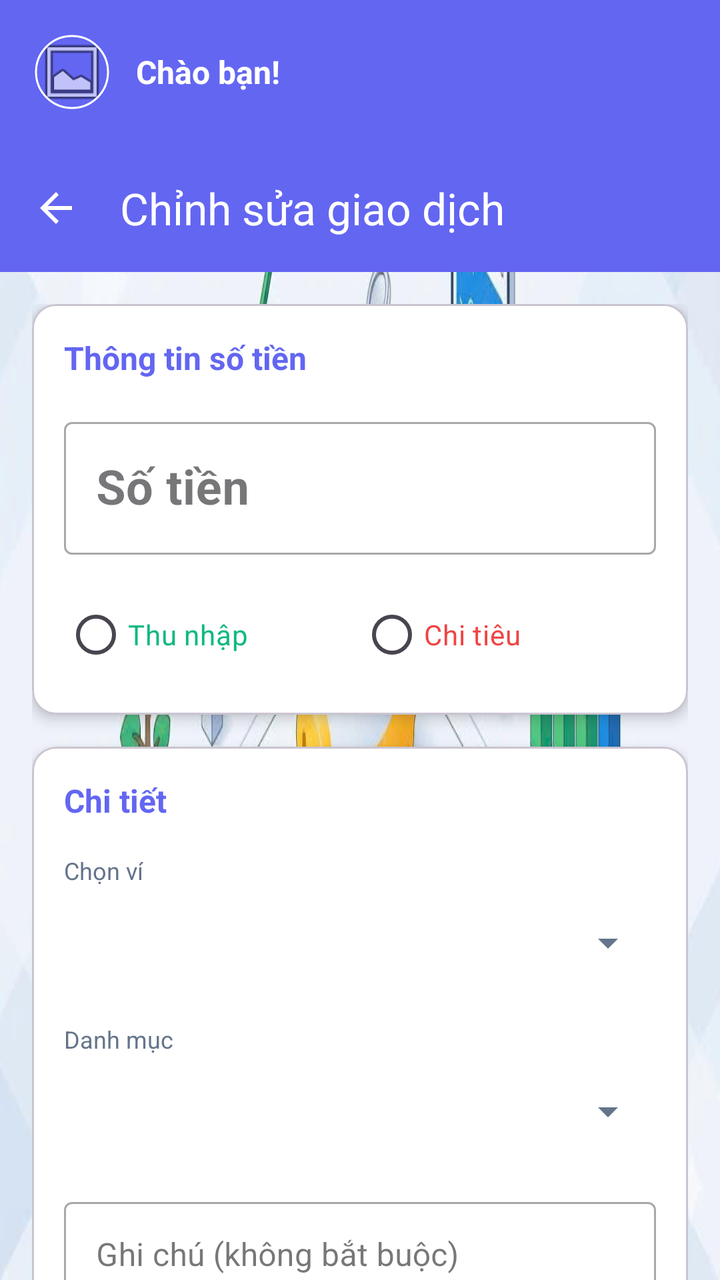
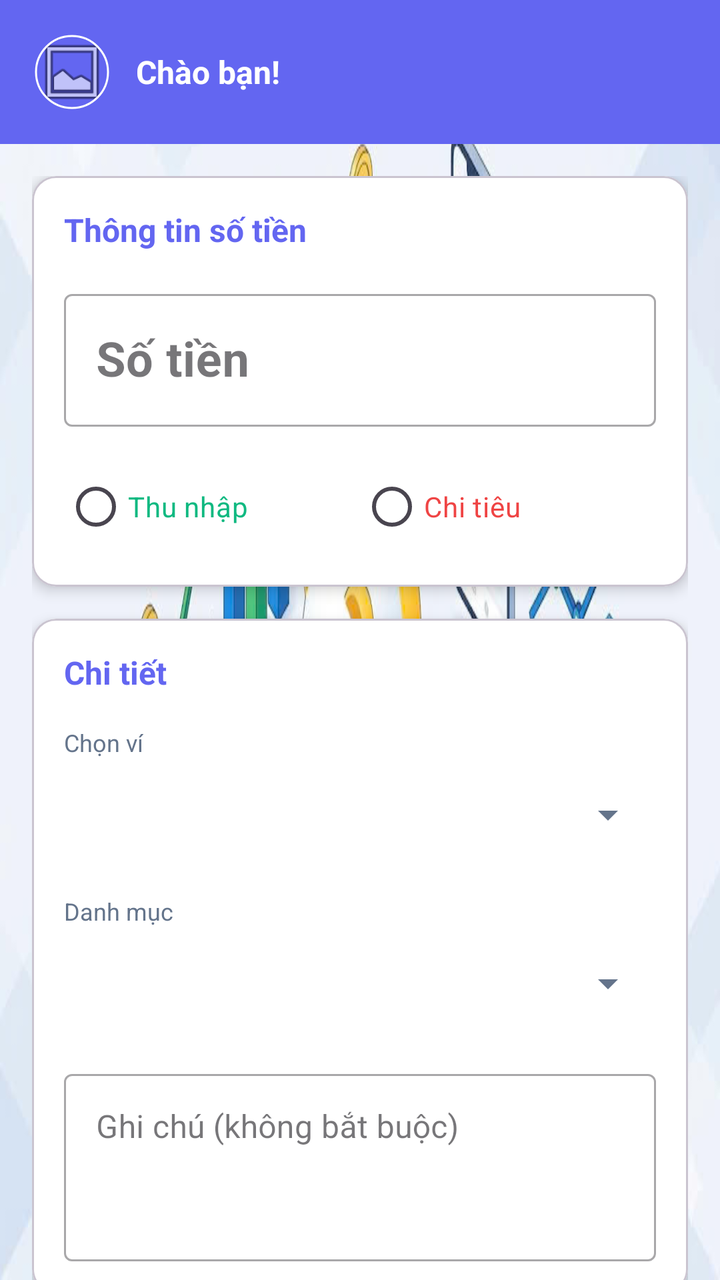

An Android layout rendered at two revisions. The XML below is the earlier revision; the diff shows what the commit changed to produce the second picture.
<!-- AndroidManifest.xml: application theme Theme.Personalfinancemanager -->
<!-- res/layout/activity_edit_transaction.xml -->
<?xml version="1.0" encoding="utf-8"?>
<androidx.coordinatorlayout.widget.CoordinatorLayout xmlns:android="http://schemas.android.com/apk/res/android"
    xmlns:app="http://schemas.android.com/apk/res-auto"
    android:layout_width="match_parent"
    android:layout_height="match_parent"
    android:background="?android:attr/windowBackground">

    <com.google.android.material.appbar.AppBarLayout
        android:layout_width="match_parent"
        android:layout_height="wrap_content"
        android:theme="@style/ThemeOverlay.AppCompat.Dark.ActionBar">

        <include layout="@layout/layout_user_header" />

        <androidx.appcompat.widget.Toolbar
            android:id="@+id/toolbar"
            android:layout_width="match_parent"
            android:layout_height="?attr/actionBarSize"
            android:background="@color/primary"
            app:title="Chỉnh sửa giao dịch"
            app:navigationIcon="?attr/homeAsUpIndicator" />
    </com.google.android.material.appbar.AppBarLayout>

    <androidx.core.widget.NestedScrollView
        android:layout_width="match_parent"
        android:layout_height="match_parent"
        app:layout_behavior="@string/appbar_scrolling_view_behavior">

        <LinearLayout
            android:layout_width="match_parent"
            android:layout_height="wrap_content"
            android:orientation="vertical"
            android:padding="16dp">

            <com.google.android.material.card.MaterialCardView
                android:layout_width="match_parent"
                android:layout_height="wrap_content"
                app:cardBackgroundColor="@color/cardBackgroundColor"
                app:cardCornerRadius="12dp"
                app:cardElevation="4dp"
                app:contentPadding="16dp">

                <LinearLayout
                    android:layout_width="match_parent"
                    android:layout_height="wrap_content"
                    android:orientation="vertical">

                    <TextView
                        android:layout_width="wrap_content"
                        android:layout_height="wrap_content"
                        android:text="Thông tin số tiền"
                        android:textColor="@color/primary"
                        android:textSize="16sp"
                        android:textStyle="bold"
                        android:layout_marginBottom="16dp"/>

                    <com.google.android.material.textfield.TextInputLayout
                        android:layout_width="match_parent"
                        android:layout_height="wrap_content"
                        android:hint="Số tiền"
                        style="@style/Widget.MaterialComponents.TextInputLayout.OutlinedBox">

                        <com.google.android.material.textfield.TextInputEditText
                            android:id="@+id/etAmount"
                            android:layout_width="match_parent"
                            android:layout_height="wrap_content"
                            android:inputType="numberDecimal"
                            android:textSize="24sp"
                            android:textStyle="bold"
                            android:textColor="@color/textColorPrimary"/>
                    </com.google.android.material.textfield.TextInputLayout>

                    <RadioGroup
                        android:id="@+id/rgType"
                        android:layout_width="match_parent"
                        android:layout_height="wrap_content"
                        android:orientation="horizontal"
                        android:layout_marginTop="16dp"
                        android:gravity="center">

                        <RadioButton
                            android:id="@+id/rbIncome"
                            android:layout_width="0dp"
                            android:layout_height="wrap_content"
                            android:layout_weight="1"
                            android:text="Thu nhập"
                            android:buttonTint="@color/income"
                            android:textColor="@color/income"/>

                        <RadioButton
                            android:id="@+id/rbExpense"
                            android:layout_width="0dp"
                            android:layout_height="wrap_content"
                            android:layout_weight="1"
                            android:text="Chi tiêu"
                            android:buttonTint="@color/expense"
                            android:textColor="@color/expense"/>
                    </RadioGroup>

                </LinearLayout>
            </com.google.android.material.card.MaterialCardView>

            <com.google.android.material.card.MaterialCardView
                android:layout_width="match_parent"
                android:layout_height="wrap_content"
                android:layout_marginTop="16dp"
                app:cardBackgroundColor="@color/cardBackgroundColor"
                app:cardCornerRadius="12dp"
                app:cardElevation="4dp"
                app:contentPadding="16dp">

                <LinearLayout
                    android:layout_width="match_parent"
                    android:layout_height="wrap_content"
                    android:orientation="vertical">

                    <TextView
                        android:layout_width="wrap_content"
                        android:layout_height="wrap_content"
                        android:text="Chi tiết"
                        android:textColor="@color/primary"
                        android:textSize="16sp"
                        android:textStyle="bold"
                        android:layout_marginBottom="16dp"/>

                    <TextView
                        android:layout_width="wrap_content"
                        android:layout_height="wrap_content"
                        android:text="Chọn ví"
                        android:textColor="@color/textColorSecondary"
                        android:textSize="12sp"
                        android:layout_marginBottom="4dp"/>

                    <Spinner
                        android:id="@+id/spinnerWallet"
                        android:layout_width="match_parent"
                        android:layout_height="48dp"
                        android:layout_marginBottom="16dp"/>

                    <TextView
                        android:layout_width="wrap_content"
                        android:layout_height="wrap_content"
                        android:text="Danh mục"
                        android:textColor="@color/textColorSecondary"
                        android:textSize="12sp"
                        android:layout_marginBottom="4dp"/>

                    <Spinner
                        android:id="@+id/spinnerCategory"
                        android:layout_width="match_parent"
                        android:layout_height="48dp"
                        android:layout_marginBottom="16dp"/>

                    <com.google.android.material.textfield.TextInputLayout
                        android:layout_width="match_parent"
                        android:layout_height="wrap_content"
                        android:hint="Ghi chú (không bắt buộc)"
                        style="@style/Widget.MaterialComponents.TextInputLayout.OutlinedBox">

                        <com.google.android.material.textfield.TextInputEditText
                            android:id="@+id/etDescription"
                            android:layout_width="match_parent"
                            android:layout_height="wrap_content"
                            android:inputType="textMultiLine"
                            android:lines="3"
                            android:textColor="@color/textColorPrimary"
                            android:gravity="top"/>
                    </com.google.android.material.textfield.TextInputLayout>

                </LinearLayout>
            </com.google.android.material.card.MaterialCardView>

            <Button
                android:id="@+id/btnUpdate"
                android:layout_width="match_parent"
                android:layout_height="56dp"
                android:layout_marginTop="24dp"
                android:text="CẬP NHẬT THAY ĐỔI"
                android:textColor="@color/white"
                android:textSize="16sp"
                android:textStyle="bold"
                app:cornerRadius="8dp"
                android:backgroundTint="@color/primary"/>

            <Button
                android:id="@+id/btnDelete"
                style="@style/Widget.MaterialComponents.Button.TextButton"
                android:layout_width="match_parent"
                android:layout_height="56dp"
                android:layout_marginTop="8dp"
                android:text="Xóa giao dịch này"
                android:textColor="@color/expense"
                app:rippleColor="#FFEBEE"/>

        </LinearLayout>
    </androidx.core.widget.NestedScrollView>

</androidx.coordinatorlayout.widget.CoordinatorLayout>
<!-- res/layout/layout_user_header.xml (included above) -->
<?xml version="1.0" encoding="utf-8"?>
<LinearLayout xmlns:android="http://schemas.android.com/apk/res/android"
    xmlns:app="http://schemas.android.com/apk/res-auto"
    android:id="@+id/layoutUserHeader"
    android:layout_width="match_parent"
    android:layout_height="wrap_content"
    android:orientation="horizontal"
    android:padding="16dp"
    android:gravity="center_vertical"
    android:background="@color/primary"
    android:clickable="true"
    android:focusable="true"
    android:foreground="?attr/selectableItemBackground">

    <com.google.android.material.imageview.ShapeableImageView
        android:id="@+id/ivUserAvatarHeader"
        android:layout_width="40dp"
        android:layout_height="40dp"
        android:padding="2dp"
        android:scaleType="centerCrop"
        android:src="@android:drawable/ic_menu_gallery"
        app:shapeAppearanceOverlay="@style/CircleImage"
        app:strokeColor="@color/white"
        app:strokeWidth="1dp" />

    <TextView
        android:id="@+id/tvHeaderUsername"
        android:layout_width="wrap_content"
        android:layout_height="wrap_content"
        android:layout_marginStart="12dp"
        android:text="Chào bạn!"
        android:textColor="@color/white"
        android:textSize="16sp"
        android:textStyle="bold" />

</LinearLayout>
<!-- resources referenced by this layout -->
<resources>
  <color name="cardBackgroundColor">#FFFFFF</color>
  <color name="expense">#EF4444</color>
  <color name="income">#10B981</color>
  <color name="primary">#6366F1</color>
  <color name="textColorPrimary">#1E293B</color>
  <color name="textColorSecondary">#64748B</color>
  <color name="white">#FFFFFFFF</color>
  <style name="CircleImage" parent="">
          <item name="cornerSize">50%</item>
      </style>
  <style name="Theme.Personalfinancemanager" parent="Base.Theme.Personalfinancemanager" />
  <style name="Base.Theme.Personalfinancemanager" parent="Theme.Material3.DayNight.NoActionBar">
          <item name="colorPrimary">@color/primary</item>
          <item name="colorPrimaryDark">@color/primary_dark</item>
          <item name="colorAccent">@color/accent</item>
          <item name="android:windowBackground">@drawable/bg_app_main_image</item>
          <item name="android:textColorPrimary">@color/textColorPrimary</item>
          <item name="android:textColorSecondary">@color/textColorSecondary</item>
      </style>
  <color name="primary_dark">#4F46E5</color>
  <color name="accent">#F43F5E</color>
  <!-- drawable bg_app_main_image: jpg bitmap (drawable, 96445 bytes) -->
</resources>

<!-- the commit's change to res/layout/activity_edit_transaction.xml (unified diff, before → after) -->
@@ -12,13 +12,6 @@
 
         <include layout="@layout/layout_user_header" />
 
-        <androidx.appcompat.widget.Toolbar
-            android:id="@+id/toolbar"
-            android:layout_width="match_parent"
-            android:layout_height="?attr/actionBarSize"
-            android:background="@color/primary"
-            app:title="Chỉnh sửa giao dịch"
-            app:navigationIcon="?attr/homeAsUpIndicator" />
     </com.google.android.material.appbar.AppBarLayout>
 
     <androidx.core.widget.NestedScrollView
@@ -35,7 +28,7 @@
             <com.google.android.material.card.MaterialCardView
                 android:layout_width="match_parent"
                 android:layout_height="wrap_content"
-                app:cardBackgroundColor="@color/cardBackgroundColor"
+                app:cardBackgroundColor="@color/cardview_light_background"
                 app:cardCornerRadius="12dp"
                 app:cardElevation="4dp"
                 app:contentPadding="16dp">
